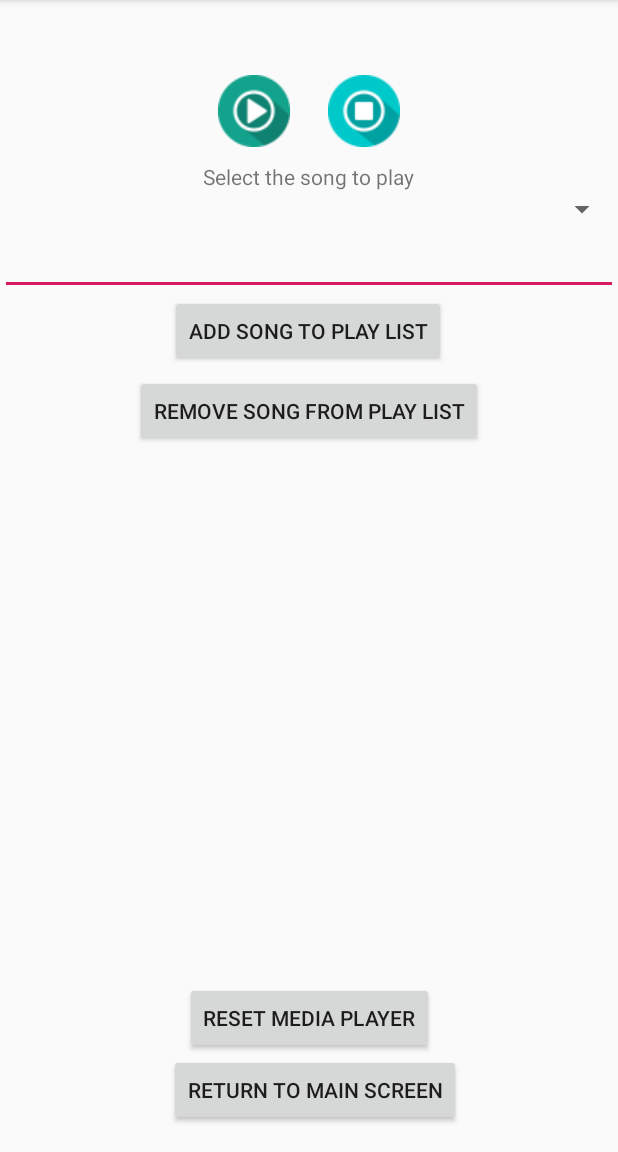
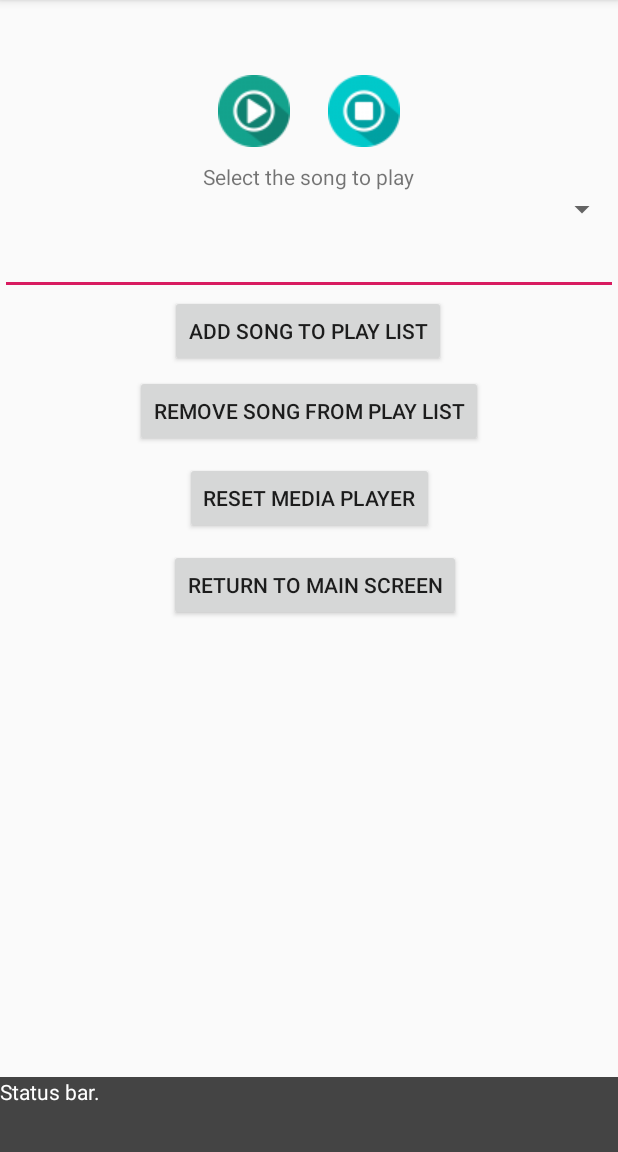
Before and after one commit to tnasim/MusicSuggester, an Android app: the screen it shows after launch (PlayListActivity), after a tap on "GO TO PLAY LIST", on a phone screen of 412 x 824 dp, the part 84-1236 px from its top. Run offline under Robolectric (Android 15) with nearby library versions, the phone set to English and light mode, and no system bars.

Commit message:
Location match range increased

```diff
--- a/app/src/main/java/com/example/musicsuggestor/PlayListActivity.java
+++ b/app/src/main/java/com/example/musicsuggestor/PlayListActivity.java
@@ -5,6 +5,7 @@ import androidx.appcompat.app.AppCompatActivity;
 import android.content.Context;
 import android.content.Intent;
 import android.content.pm.PackageManager;
+import android.graphics.Color;
 import android.location.Criteria;
 import android.location.Location;
 import android.location.LocationListener;
@@ -21,6 +22,7 @@ import android.widget.AutoCompleteTextView;
 import android.widget.ImageButton;
 import android.widget.SimpleCursorAdapter;
 import android.widget.Spinner;
+import android.widget.TextView;
 import android.widget.Toast;
 
 import org.json.JSONObject;
@@ -49,6 +51,8 @@ public class PlayListActivity extends AppCompatActivity {
 	public static SongCategory currentSongCategory = DEFAULT_SONG_CATEGORY;
 
 	public static MediaPlayer mediaPlayer;
+
+	public static boolean flagFirstTime = true;
 
 	public static int resumePosition = 0;
 
@@ -81,12 +85,22 @@ public class PlayListActivity extends AppCompatActivity {
 	public static float currentVolume = getSongStatusBasedOnMovementType(PlayListActivity.currentSongCategory.toString()).getVolume();
 	public static float currentSpeed = getSongStatusBasedOnMovementType(PlayListActivity.currentSongCategory.toString()).getSpeed();
 
-	@Override protected void onCreate(Bundle savedInstanceState) {
+	private TextView statusTextView;
+
+
+	@Override
+	protected void onCreate(Bundle savedInstanceState) {
+
 		super.onCreate(savedInstanceState);
 		setContentView(R.layout.activity_play_list);
 
 		playButton = findViewById(R.id.playButton);
 		pauseButton = findViewById(R.id.pauseButton);
+
+		statusTextView = (TextView) findViewById(R.id.statusText);
+		statusTextView.setVisibility(View.VISIBLE);
+		statusTextView.setBackgroundColor(Color.DKGRAY);
+		statusTextView.setTextColor(Color.WHITE);
 
 		UserLocation.setCurrentLocation(UserLocation.DEFAULT_LOCATION);
 
@@ -106,11 +120,6 @@ public class PlayListActivity extends AppCompatActivity {
 
 		spinner = (Spinner) findViewById(R.id.songs_spinner);
 
-		/*String[] songs = new String[3];
-		songs[0] = "song1";
-		songs[1] = "song2";
-		songs[2] = "song3";*/
-
 		if(songList.getSize() == 0) {
 			Log.d("DEBUG", "====== song list empty ========");
 		}
@@ -125,9 +134,13 @@ public class PlayListActivity extends AppCompatActivity {
 		spinner.setOnItemSelectedListener(new AdapterView.OnItemSelectedListener() {
 			@Override
 			public void onItemSelected(AdapterView<?> parent, View view, int position, long id) {
+				if(flagFirstTime) {
+					flagFirstTime = false;
+				} else {
 					String songName = parent.getItemAtPosition(position).toString();
 					Log.d("DEBUG", "======================== Song selected : " + songName);
 					playOrResumeSongByName(songName);
+				}
 			}
 
 			@Override
@@ -160,26 +173,17 @@ public class PlayListActivity extends AppCompatActivity {
 					curLocation = UserLocation.GetActualLocation(loc);
 					UserLocation.setCurrentLocation(curLocation);
 					Log.d("DEBUG", "Time Difference: " + timeDiffInSeconds);
-					if (timeDiffInSeconds/60.0 > 1.0 && changeInLocation > UserLocation.SAME_LOCATION_DISTANCE) { // If location change happens within at least half minute.
+//					statusTextView.setText("timeDiff(mins): " + timeDiffInSeconds/60.0f + "; changeInLocation: " + changeInLocation + "m; " + "loc1: " + lastLocation + "; loc2: " + currentLocationNumber);
+					if (timeDiffInSeconds/60.0f > 0.5f && changeInLocation > UserLocation.LOCATION_UPDATE_RANGE) { // If location change happens within at least half minute.
 
-						/*MainActivity.this.runOnUiThread(new Runnable() {
-							public void run() {
-								Toast.makeText(MainActivity.this, "Speed: " + userSpeed + "; distanceChange: " + changeInLocation + "m; Updating Location ...",Toast.LENGTH_SHORT).show();
-							}
-						});*/
-
-						Thread thread = new Thread(new Runnable() {
-							@Override
-							public void run() {
 						final UserLocation userLoc = UserLocation.GetUserLocation(curLocation);
 						currentLocationNumber = userLoc.GetLocationNumber();
+
+//						statusTextView.setText("Speed: " + userSpeed + "; distChange: " + changeInLocation + "m;" + "l1: " + lastLocation + "; l2: " + currentLocationNumber);
+
 						if(currentLocationNumber != lastLocation) { // check if location changed
 
-									PlayListActivity.this.runOnUiThread(new Runnable() {
-										public void run() {
-											Toast.makeText(PlayListActivity.this, "Location changed: " + userLoc.GetName(), Toast.LENGTH_SHORT).show();
-										}
-									});
+							statusTextView.setText("Updating loc: " + userLoc.GetName());
 
 							currentTimeNumber = UserLocation.getCurrentTimeNumber();
 
@@ -196,23 +200,13 @@ public class PlayListActivity extends AppCompatActivity {
 								resetMusicPlayer();
 
 							} catch (Exception e) {
-										final String error = e.getMessage();
-										PlayListActivity.this.runOnUiThread(new Runnable() {
-											public void run() {
-												Toast.makeText(PlayListActivity.this, "ERROR Resetting player. " + error, Toast.LENGTH_SHORT).show();
-											}
-										});
+								Log.e("Error", "Unable to resetMusicPlayer");
 							}
 							lastLocation = currentLocationNumber;
 							lastUpdate = currentTime;
 						}
-
-							}
-						});
-						thread.start();
 					}
 
-					// TODO Handle updates based on new location/speed.
 				}
 
 				// Handles when the provider is disabled.
@@ -458,6 +452,7 @@ public class PlayListActivity extends AppCompatActivity {
 					try {
 						songName = file.getName().replaceFirst("[.][^.]+$", "");;
 						selectSpinnerItemByValue(spinner, songName);
+						statusTextView.setText("Playing: " + songName);
 					} catch (Exception e) {
 						Log.e("ERROR", "Error selecting spinner item. " + songName);
 					}
@@ -520,6 +515,7 @@ public class PlayListActivity extends AppCompatActivity {
 					mediaPlayer.setPlaybackParams(mediaPlayer.getPlaybackParams().setSpeed(currentSpeed));
 					mediaPlayer.setLooping(true);
 					mediaPlayer.start();
+					statusTextView.setText("Playing: " + songName);
 				}
 			} else {
 				PlayListActivity.this.runOnUiThread(new Runnable() {
--- a/app/src/main/java/com/example/musicsuggestor/UserLocation.java
+++ b/app/src/main/java/com/example/musicsuggestor/UserLocation.java
@@ -10,7 +10,8 @@ import java.util.Date;
 public class UserLocation {
 	// Constants - note that distances are in meters.
 	public static final int NO_USER_LOCATION = 0;   // Indicates no user location assigned to this place
-	public static final float SAME_LOCATION_DISTANCE = 10F; // Distance two locations can be within each other and be the same location
+	public static final float SAME_LOCATION_DISTANCE = 40F; // Distance two locations can be within each other and be the same location
+	public static final float LOCATION_UPDATE_RANGE = 10F;
 
 	public static Location currentLocation;
 	// Class-level variables
--- a/app/src/main/res/layout/activity_play_list.xml
+++ b/app/src/main/res/layout/activity_play_list.xml
@@ -62,7 +62,7 @@
         android:id="@+id/addSongButton"
         android:layout_width="wrap_content"
         android:layout_height="wrap_content"
-        android:layout_marginTop="50dp"
+        android:layout_marginTop="5dp"
         android:onClick="addSongToList"
         android:text="@string/addSongButton"
         app:layout_constraintBottom_toTopOf="@+id/removeSongButton"
@@ -79,7 +79,6 @@
         android:layout_marginTop="5dp"
         android:onClick="removeSongFromList"
         android:text="@string/removeSongButton"
-        app:layout_constraintBottom_toTopOf="@+id/predictUserStatusButton"
         app:layout_constraintEnd_toEndOf="parent"
         app:layout_constraintStart_toStartOf="parent"
         app:layout_constraintTop_toBottomOf="@+id/addSongButton"
@@ -129,23 +128,34 @@
         android:layout_marginTop="10dp"
         android:onClick="resetPlayer"
         android:text="@string/resetPlayer"
-        app:layout_constraintBottom_toTopOf="@+id/exitPlayListButton"
         app:layout_constraintEnd_toEndOf="parent"
         app:layout_constraintStart_toStartOf="parent"
-        app:layout_constraintTop_toBottomOf="@+id/predictUserStatusButton"
+        app:layout_constraintTop_toBottomOf="@+id/removeSongButton"
         app:layout_constraintVertical_bias="0.1" />
 
     <Button
         android:id="@+id/exitPlayListButton"
         android:layout_width="wrap_content"
         android:layout_height="wrap_content"
+        android:layout_marginTop="10dp"
         android:onClick="returnToMain"
         android:text="@string/returnToMainScreen"
+        app:layout_constraintEnd_toEndOf="parent"
+        app:layout_constraintHorizontal_bias="0.518"
+        app:layout_constraintStart_toStartOf="parent"
+        app:layout_constraintTop_toBottomOf="@id/resetPlayer"
+        app:layout_constraintVertical_bias="0.976"/>
+
+    <TextView
+        android:id="@+id/statusText"
+        android:layout_width="match_parent"
+        android:layout_height="wrap_content"
+        android:minHeight="50dp"
+        android:layout_marginBottom="0dp"
         app:layout_constraintBottom_toBottomOf="parent"
         app:layout_constraintEnd_toEndOf="parent"
         app:layout_constraintHorizontal_bias="0.518"
         app:layout_constraintStart_toStartOf="parent"
-        app:layout_constraintTop_toTopOf="parent"
         app:layout_constraintVertical_bias="0.976"
-        tools:text="@string/returnToMainScreen" />
+        android:text="@string/statusText" />
 </androidx.constraintlayout.widget.ConstraintLayout>
--- a/app/src/main/res/values/strings.xml
+++ b/app/src/main/res/values/strings.xml
@@ -15,6 +15,7 @@
     <string name="resetPlayer">Reset Media Player</string>
     <string name="predictUserStatusButton">Predict User Status</string>
     <string name="setSongTitle">Select the song to play</string>
+    <string name="statusText">Status bar.</string>
     <string name="goToPlayList">Go To Play List</string>
     <string name="songSuggestionButton">Suggest a Song</string>
     <string name="returnToMainScreen">Return to Main Screen</string>
```
Also changed, not shown: app/src/main/res/layout/activity_adjustment.xml (+4 -4 lines). Lines whose indentation alone changed are shown as unchanged.
